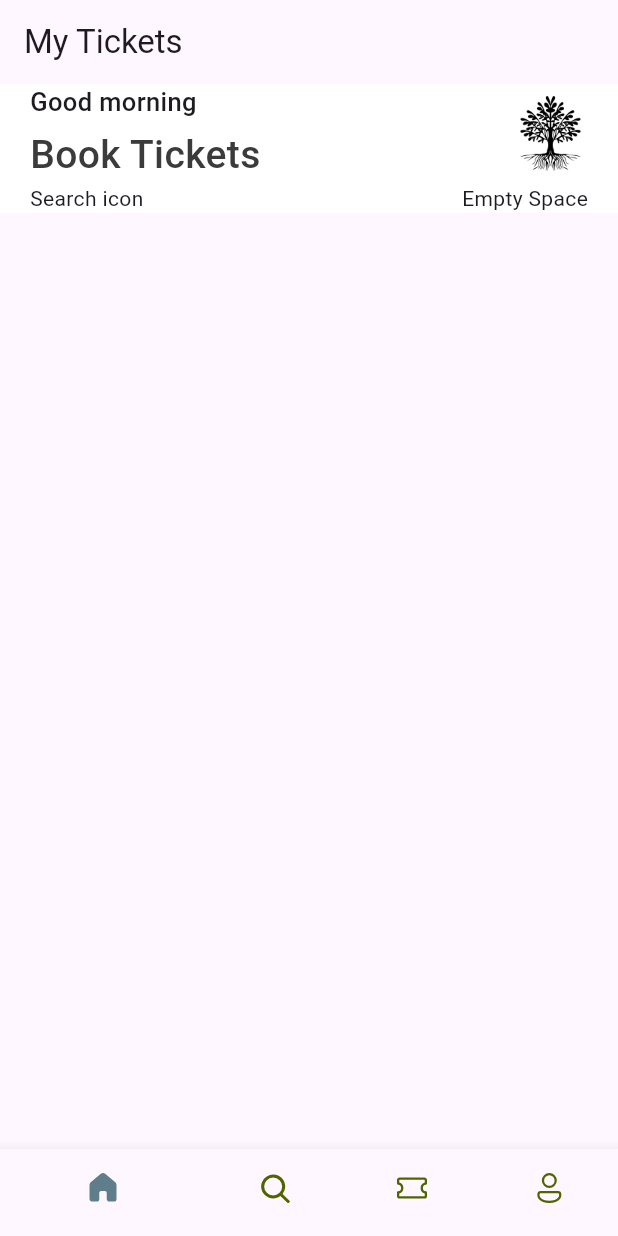
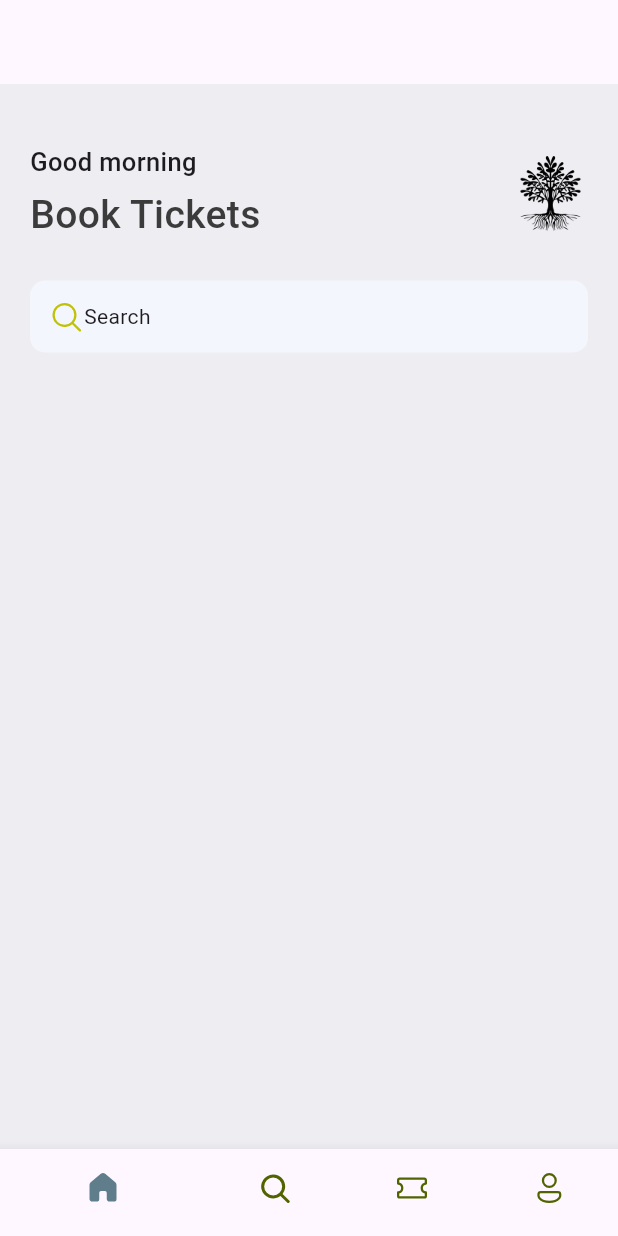
Before and after one commit to GuitherezDika/ticket_app, a Flutter app: the screen it shows after launch, on a phone screen of 412 x 824 dp. Run offline on Flutter 3.47's test engine with Material 3 defaults, Android fonts, the phone set to English and light mode, and no system bars; our stand-ins replace fluentui_icons.

Commit message:
create container dan set ui margin padding

```diff
--- a/lib/base/bottom_nav_bar.dart
+++ b/lib/base/bottom_nav_bar.dart
@@ -31,7 +31,6 @@ class _BottomNavBarState extends State<BottomNavBar> {
   Widget build(BuildContext context) {
     return Scaffold(
       appBar: AppBar(
-        title: const Text('My Tickets'),
       ),
       body: appScreens[_selectedIndex],
       bottomNavigationBar: BottomNavigationBar(
--- a/lib/screen/home_screen.dart
+++ b/lib/screen/home_screen.dart
@@ -1,3 +1,4 @@
+import 'package:fluentui_icons/fluentui_icons.dart';
 import 'package:flutter/material.dart';
 import 'package:ticket_app/base/res/media.dart';
 import 'package:ticket_app/base/res/styles/app_styles.dart';
@@ -9,11 +10,13 @@ class HomeScreen extends StatelessWidget {
   Widget build(BuildContext context) {
     return Scaffold(
       // appBar: ,// untuk child screen tidak perlu set AppBar
+      backgroundColor: Color(0xFFeeedf2),
       body: ListView(
         // Scrollable Effect
         children: [
+          const SizedBox(height: 40),
           Container(
-            color: Colors.white,
+            // color: Colors.white,
             // EdgeInsets dimasukkan dalam padding margin dll
             // EdgeInsets = menentukan jarak tepi kanan, kiri, atas, bawah
             // simetrik horizontal atau simetrik vertical
@@ -48,21 +51,27 @@ class HomeScreen extends StatelessWidget {
                     Container(
                       width: 50,
                       height: 50,
-                      decoration:  BoxDecoration(
-                        borderRadius: BorderRadius.circular(10),
-                        image: const DecorationImage(
-                          image: AssetImage(AppMedia.logo)
-                        )
-                      ),
+                      decoration: BoxDecoration(
+                          borderRadius: BorderRadius.circular(10),
+                          image: const DecorationImage(
+                              image: AssetImage(AppMedia.logo))),
                     )
                   ],
                 ),
-                const Row(
-                  mainAxisAlignment: MainAxisAlignment.spaceBetween,
-                  children: [
-                    Text('Search icon'),
-                    Text('Empty Space'),
-                  ],
+                const SizedBox(height: 25),
+                Container(
+                  padding: const EdgeInsets.symmetric(horizontal: 12, vertical: 12),
+                  decoration: BoxDecoration(
+                      borderRadius: BorderRadius.circular(10),
+                      color: const Color(0xFFF4F6FD)),
+                  child: const Row(
+                    // mainAxisAlignment: MainAxisAlignment.spaceBetween,
+                    children: [
+                      Icon(FluentSystemIcons.ic_fluent_search_regular,
+                          color: Color(0xFFBFC205)),
+                      Text('Search'),
+                    ],
+                  ),
                 )
               ],
             ),
```
